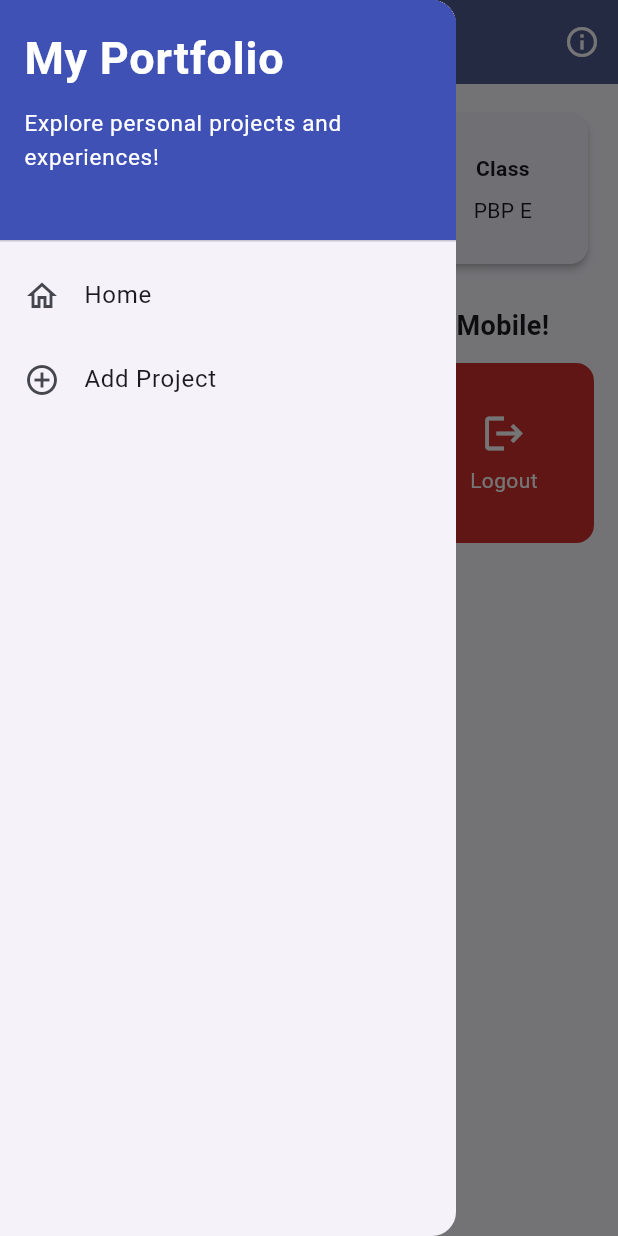
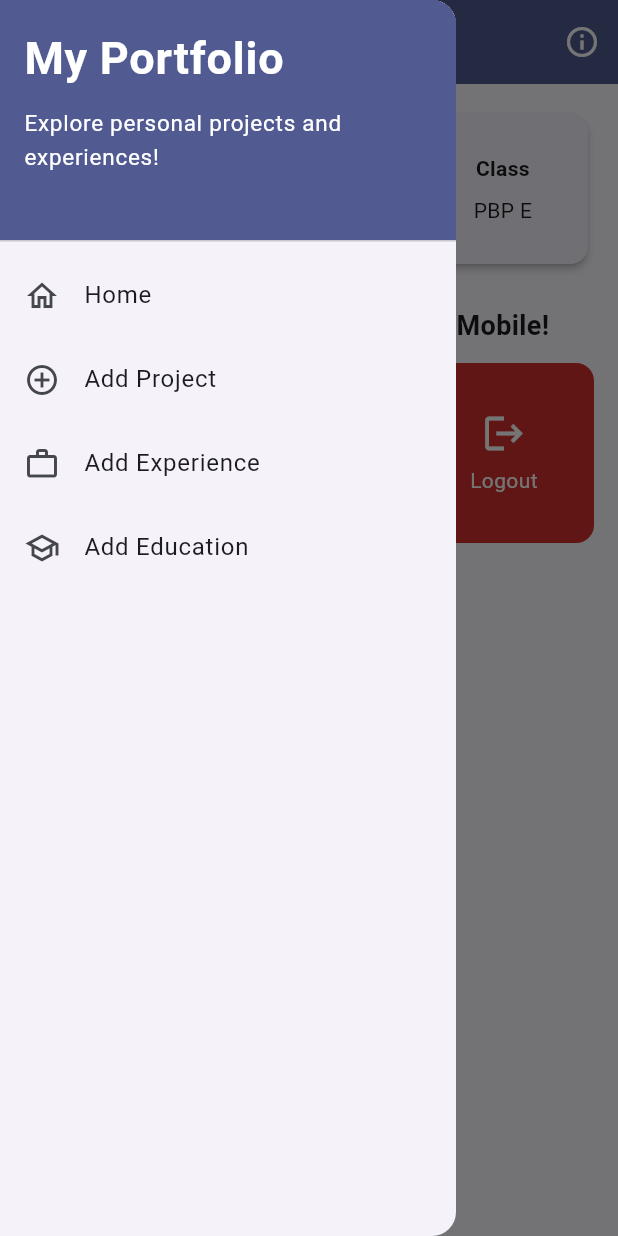
Before and after one commit to fossyy/myportofolio_mobile, a Flutter app: the screen it shows after launch, with the side drawer open, on a phone screen of 412 x 824 dp. Run offline on Flutter 3.47's test engine with Material 3 defaults, Android fonts, the phone set to English and light mode, and no system bars; our stand-ins replace material_ui.

Commit message:
feat(drawer): add experience and education entries to left drawer

```diff
--- a/lib/widgets/left_drawer.dart
+++ b/lib/widgets/left_drawer.dart
@@ -1,4 +1,6 @@
 import 'package:material_ui/material_ui.dart';
+import 'package:myportofolio_mobile/screens/education_form.dart';
+import 'package:myportofolio_mobile/screens/experience_form.dart';
 import 'package:myportofolio_mobile/screens/menu.dart';
 import 'package:myportofolio_mobile/screens/project_form.dart';
 
@@ -10,9 +12,11 @@ class LeftDrawer extends StatelessWidget {
     return Drawer(
       child: ListView(
         children: [
-          const DrawerHeader(
-            decoration: BoxDecoration(color: Colors.indigo),
-            child: SingleChildScrollView(
+          DrawerHeader(
+            decoration: BoxDecoration(
+              color: Theme.of(context).colorScheme.primary,
+            ),
+            child: const SingleChildScrollView(
               child: Column(
                 crossAxisAlignment: CrossAxisAlignment.start,
                 children: [
@@ -55,6 +59,30 @@ class LeftDrawer extends StatelessWidget {
               );
             },
           ),
+          ListTile(
+            leading: const Icon(Icons.work_outline),
+            title: const Text('Add Experience'),
+            onTap: () {
+              Navigator.pushReplacement(
+                context,
+                MaterialPageRoute(
+                  builder: (context) => const ExperienceFormPage(),
+                ),
+              );
+            },
+          ),
+          ListTile(
+            leading: const Icon(Icons.school_outlined),
+            title: const Text('Add Education'),
+            onTap: () {
+              Navigator.pushReplacement(
+                context,
+                MaterialPageRoute(
+                  builder: (context) => const EducationFormPage(),
+                ),
+              );
+            },
+          ),
         ],
       ),
     );
```
Also changed, not shown: 1 other file.
